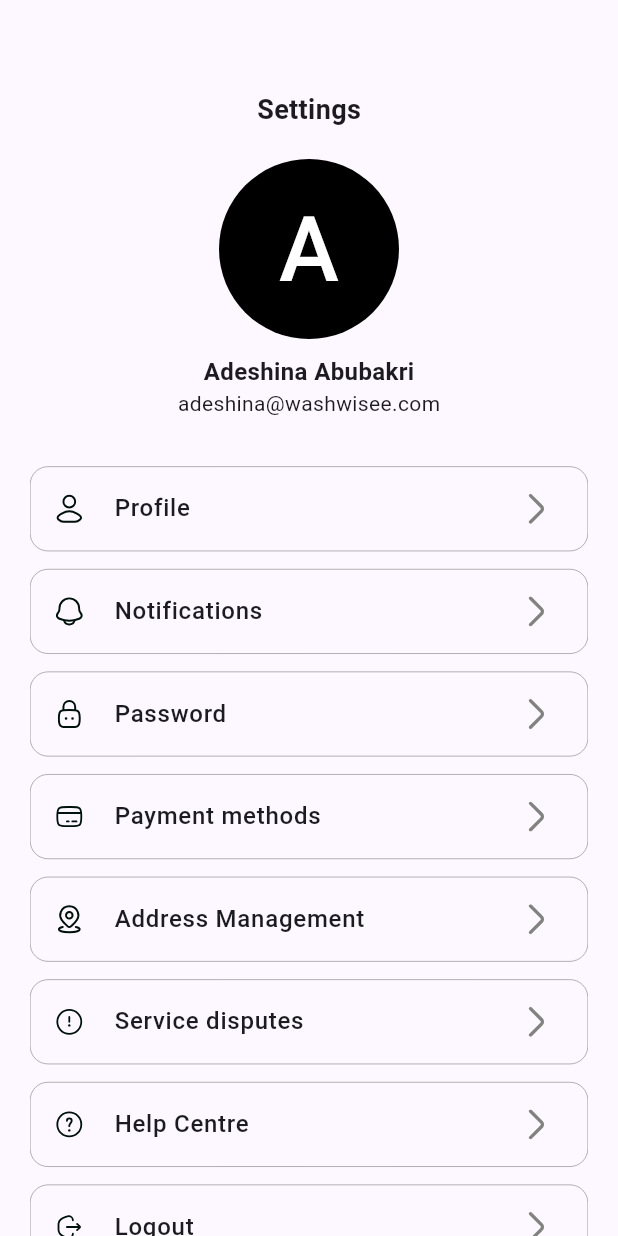
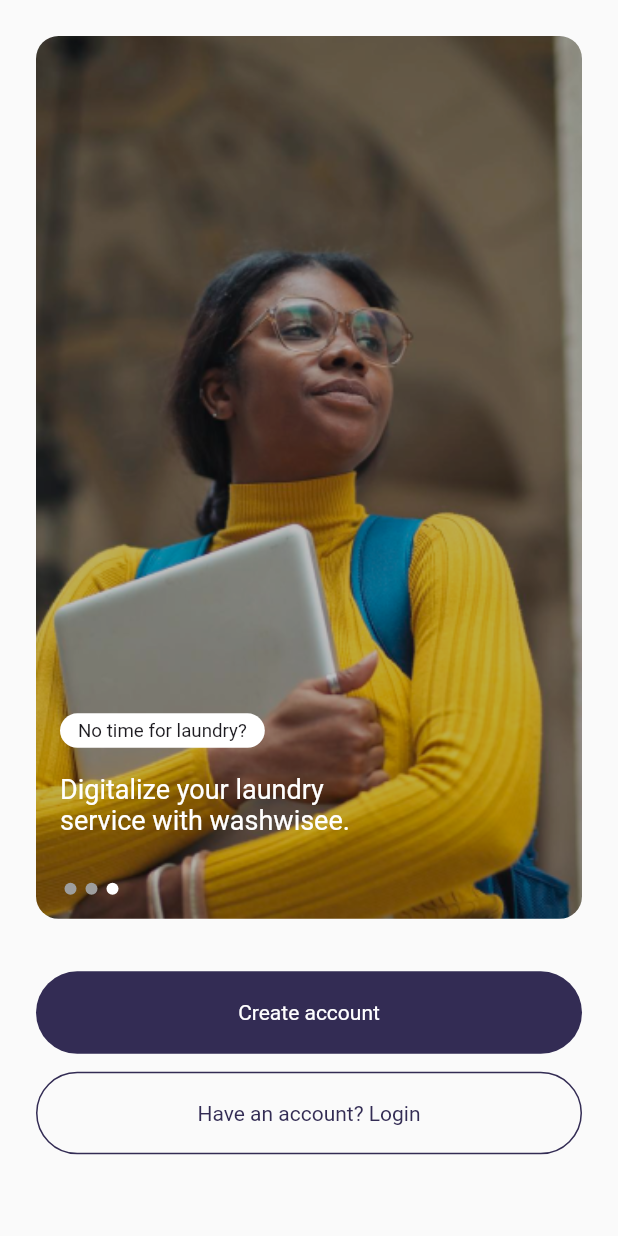
Before and after one commit to Ramonz30/wash-wisee, a Flutter app: the screen it shows after launch, on a phone screen of 412 x 824 dp. Run offline on Flutter 3.47's test engine with Material 3 defaults, Android fonts, the phone set to English and light mode, and no system bars; our stand-ins replace flutter_svg, google_fonts; missing offline and left inert: flutter_animator; Roboto replaces fonts that are missing (Livvic).

Commit message:
added onboarding

```diff
--- /dev/null
+++ b/lib/constants/strings.dart
@@ -0,0 +1,19 @@
+import 'package:laundry_app/models/onbording_model.dart';
+
+List<OnboardingModel> onboardings = [
+  OnboardingModel(
+    imageBg: 'assets/images/onboarding_1.png',
+    title: 'Convenient Laundry Booking',
+    subTitle: 'With washwisee, schedule pickups at your convenience.',
+  ),
+  OnboardingModel(
+    imageBg: 'assets/images/onboarding2.png',
+    title: 'Affordable and Reliable Service',
+    subTitle: 'Trustworthy professionals handle your laundry with care.',
+  ),
+  OnboardingModel(
+    imageBg: 'assets/images/onboarding_3.png',
+    title: 'No time for laundry?',
+    subTitle: 'Digitalize your laundry service with washwisee.',
+  ),
+];
--- a/lib/main.dart
+++ b/lib/main.dart
@@ -1,13 +1,10 @@
 import 'package:flutter/material.dart';
 import 'package:google_fonts/google_fonts.dart';
-import 'package:laundry_app/constants/constant.dart';
-import 'package:laundry_app/views/home/home_screen.dart';
-import 'package:laundry_app/views/home/settings_screen.dart';
+import 'package:laundry_app/splash_screen.dart';
 
 final theme = ThemeData(
-  useMaterial3: true,
-  colorScheme: ColorScheme.fromSeed(seedColor: AppColors.primary),
-  textTheme: GoogleFonts.livvicTextTheme(),
+  useMaterial3: false,
+  textTheme: GoogleFonts.aBeeZeeTextTheme(),
 );
 
 void main() {
@@ -21,7 +18,7 @@
   Widget build(BuildContext context) {
     return MaterialApp(
       theme: theme,
-      home: const SettingsScreen(),
+      home: const SplashScreen(),
     );
   }
 }
--- /dev/null
+++ b/lib/views/onboarding/onboarding_screen.dart
@@ -0,0 +1,137 @@
+import 'dart:async';
+
+import 'package:flutter/material.dart';
+import 'package:laundry_app/constants/strings.dart';
+import 'package:laundry_app/views/home/login_screen.dart';
+import 'package:laundry_app/widgets/button_tile.dart';
+import 'package:laundry_app/widgets/dot_indicator_tile.dart';
+import 'package:laundry_app/widgets/onboarding_tile.dart';
+
+class OnboardingScreen extends StatefulWidget {
+  const OnboardingScreen({super.key});
+
+  @override
+  State<OnboardingScreen> createState() => _OnboardingScreenState();
+}
+
+class _OnboardingScreenState extends State<OnboardingScreen> {
+  final PageController _pageController = PageController();
+  int _currentPage = 0;
+
+  Timer? _timer;
+
+  @override
+  void initState() {
+    super.initState();
+    _startAutoScroll();
+  }
+
+  @override
+  void dispose() {
+    _stopAutoScroll();
+    super.dispose();
+  }
+
+  void _startAutoScroll() {
+    _timer = Timer.periodic(const Duration(seconds: 2), (timer) {
+      if (_currentPage < onboardings.length - 1) {
+        _currentPage++;
+      } else {
+        _currentPage = 0;
+      }
+      _pageController.animateToPage(
+        _currentPage,
+        duration: const Duration(milliseconds: 500),
+        curve: Curves.ease,
+      );
+    });
+  }
+
+  void _stopAutoScroll() {
+    _timer?.cancel();
+  }
+
+  @override
+  Widget build(BuildContext context) {
+    return Scaffold(
+        body: SafeArea(
+      child: ListView(
+        shrinkWrap: true,
+        padding: const EdgeInsets.symmetric(horizontal: 24),
+        children: [
+          const SizedBox(
+            height: 24,
+          ),
+          SizedBox(
+            height: MediaQuery.of(context).size.height / 1.4,
+            child: Stack(
+              children: [
+                SizedBox(
+                  height: MediaQuery.of(context).size.height / 1.4,
+                  child: ScrollConfiguration(
+                    behavior:
+                        const ScrollBehavior().copyWith(overscroll: false),
+                    child: PageView.builder(
+                      controller: _pageController,
+                      itemCount: onboardings.length,
+                      onPageChanged: (index) {
+                        setState(() {
+                          _currentPage = index;
+                        });
+                      },
+                      itemBuilder: (context, index) {
+                        final sliderData = onboardings[index];
+                        return OnboardingTile(
+                          imageBg: sliderData.imageBg,
+                          title: sliderData.title,
+                          subTitle: sliderData.subTitle,
+                        );
+                      },
+                    ),
+                  ),
+                ),
+                Positioned(
+                  bottom: 16,
+                  left: 16,
+                  child: Row(
+                    children: [
+                      ...List.generate(
+                        onboardings.length,
+                        (index) => Padding(
+                          padding: const EdgeInsets.symmetric(horizontal: 3),
+                          child: DotIndicator(
+                            isActive: index == _currentPage,
+                          ),
+                        ),
+                      ),
+                    ],
+                  ),
+                ),
+              ],
+            ),
+          ),
+          const SizedBox(
+            height: 35,
+          ),
+          const ButtonTile(
+            text: 'Create account',
+            textColor: Colors.white,
+            buttonColor: Color(0xFF332C54),
+          ),
+          const SizedBox(
+            height: 12,
+          ),
+          ButtonTile(
+            text: 'Have an account? Login',
+            textColor: const Color(0xFF332C54),
+            borderColor: const Color(0xFF332C54),
+            onTap: () {
+              Navigator.push(
+                  context, MaterialPageRoute(builder: (_) => const LoginScreen()));
+            },
+          ),
+        ],
+      ),
+    ));
+  }
+}
--- /dev/null
+++ b/lib/widgets/button_tile.dart
@@ -0,0 +1,47 @@
+import 'package:flutter/material.dart';
+import 'package:google_fonts/google_fonts.dart';
+
+class ButtonTile extends StatelessWidget {
+  final double? height;
+  final double? width;
+  final double? radius;
+  final String text;
+  final Color textColor;
+  final Color? buttonColor;
+  final VoidCallback? onTap;
+  final Color? borderColor;
+
+  const ButtonTile(
+      {super.key,
+      this.height,
+      this.width,
+      this.radius,
+      required this.text,
+      required this.textColor,
+      this.buttonColor,
+      this.onTap,
+      this.borderColor});
+
+  @override
+  Widget build(BuildContext context) {
+    return GestureDetector(
+      onTap: onTap,
+      child: Container(
+        height: height ?? 55,
+        width: height ?? 327,
+        decoration: BoxDecoration(
+            borderRadius: BorderRadius.circular(radius ?? 30),
+            color: buttonColor ?? Colors.transparent,
+            border: Border.all(
+              color: borderColor ?? Colors.transparent,
+            )),
+        child: Center(
+          child: Text(
+            text,
+            style: GoogleFonts.livvic(fontSize: 14, color: textColor),
+          ),
+        ),
+      ),
+    );
+  }
+}
--- /dev/null
+++ b/lib/widgets/dot_indicator_tile.dart
@@ -0,0 +1,19 @@
+import 'package:flutter/material.dart';
+
+class DotIndicator extends StatelessWidget {
+  final bool isActive;
+  const DotIndicator({super.key, this.isActive = false});
+
+  @override
+  Widget build(BuildContext context) {
+    return AnimatedContainer(
+      duration: const Duration(milliseconds: 250),
+      height: isActive ? 8 : 8,
+      width: isActive ? 8 : 8,
+      decoration: BoxDecoration(
+        color: isActive ? Colors.white : Colors.grey,
+        shape: BoxShape.circle,
+      ),
+    );
+  }
+}
--- /dev/null
+++ b/lib/widgets/onboarding_tile.dart
@@ -0,0 +1,64 @@
+import 'package:flutter/material.dart';
+import 'package:google_fonts/google_fonts.dart';
+
+class OnboardingTile extends StatelessWidget {
+  final String imageBg;
+  final String title;
+  final String subTitle;
+  const OnboardingTile(
+      {super.key,
+      required this.imageBg,
+      required this.title,
+      required this.subTitle});
+
+  @override
+  Widget build(BuildContext context) {
+    return Container(
+      height: MediaQuery.of(context).size.height / 1.4,
+      padding: const EdgeInsets.symmetric(horizontal: 16),
+      decoration: BoxDecoration(
+        borderRadius: BorderRadius.circular(15),
+        color: Colors.transparent,
+        image: DecorationImage(
+          image: AssetImage(imageBg),
+          fit: BoxFit.cover,
+        ),
+      ),
+      child: Column(
+        crossAxisAlignment: CrossAxisAlignment.start,
+        mainAxisAlignment: MainAxisAlignment.end,
+        children: [
+          Container(
+            padding: const EdgeInsets.symmetric(horizontal: 12, vertical: 4),
+            decoration: BoxDecoration(
+              borderRadius: BorderRadius.circular(15),
+              color: Colors.white,
+            ),
+            child: Text(
+              title,
+              style: GoogleFonts.livvic(
+                fontSize: 12.5,
+              ),
+            ),
+          ),
+          const SizedBox(
+            height: 17,
+          ),
+          SizedBox(
+            width: 196,
+            child: Text(
+              subTitle,
+              style: GoogleFonts.livvic(
+                fontSize: 18,
+                color: Colors.white,
+              ),
+            ),
+          ),
+          const SizedBox(
+            height: 55,
+          ),
+        ],
+      ),
+    );
+  }
+}
--- a/pubspec.yaml
+++ b/pubspec.yaml
@@ -37,6 +37,7 @@
   cupertino_icons: ^1.0.2
   google_fonts: ^6.1.0
   flutter_svg: ^2.0.10+1
+  flutter_animator:
 
 dev_dependencies:
   flutter_test:
```
Also changed, not shown: lib/models/onbording_model.dart (added, +10 -0 lines), lib/splash_screen.dart (added, +42 -0 lines), lib/views/home/home_screen.dart (+4 -19 lines), lib/views/home/login_screen.dart (+57 -35 lines), lib/widgets/google_login_btn.dart (+8 -6 lines), lib/widgets/text_field.dart (added, +109 -0 lines), assets/images/logo.png (added), assets/images/onboarding2.png (added), assets/images/onboarding_1.png (added), assets/images/onboarding_3.png (added), pubspec.lock.
